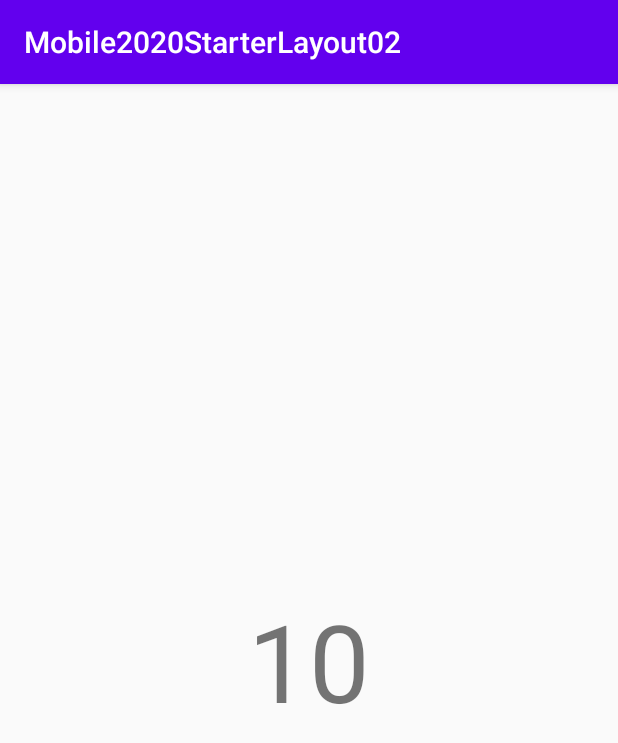
After one commit to siubie/Mobile2020StarterLayout02, an Android app: the PushUpActivity screen opened directly, with no data from a screen before it, on a phone screen of 412 x 824 dp. The commit adds this screen. Shown: the top 743 px of the screen. Run offline under Robolectric (Android 15) with nearby library versions, the phone set to English and light mode, and no system bars.

Commit message:
tambah activity pushup count

```diff
--- a/app/src/main/AndroidManifest.xml
+++ b/app/src/main/AndroidManifest.xml
@@ -9,6 +9,7 @@
         android:roundIcon="@mipmap/ic_launcher_round"
         android:supportsRtl="true"
         android:theme="@style/AppTheme">
+        <activity android:name=".PushUpActivity"></activity>
         <activity android:name=".MainActivity">
             <intent-filter>
                 <action android:name="android.intent.action.MAIN" />
--- /dev/null
+++ b/app/src/main/java/id/putraprima/mobile2020starterlayout02/PushUpActivity.java
@@ -0,0 +1,14 @@
+package id.putraprima.mobile2020starterlayout02;
+
+import androidx.appcompat.app.AppCompatActivity;
+
+import android.os.Bundle;
+
+public class PushUpActivity extends AppCompatActivity {
+
+    @Override
+    protected void onCreate(Bundle savedInstanceState) {
+        super.onCreate(savedInstanceState);
+        setContentView(R.layout.activity_push_up);
+    }
+}
--- /dev/null
+++ b/app/src/main/res/layout/activity_push_up.xml
@@ -0,0 +1,19 @@
+<?xml version="1.0" encoding="utf-8"?>
+<androidx.constraintlayout.widget.ConstraintLayout xmlns:android="http://schemas.android.com/apk/res/android"
+    xmlns:app="http://schemas.android.com/apk/res-auto"
+    xmlns:tools="http://schemas.android.com/tools"
+    android:layout_width="match_parent"
+    android:layout_height="match_parent"
+    tools:context=".PushUpActivity">
+
+    <TextView
+        android:id="@+id/txtPushupCount"
+        android:layout_width="wrap_content"
+        android:layout_height="wrap_content"
+        android:text="10"
+        android:textSize="72sp"
+        app:layout_constraintBottom_toBottomOf="parent"
+        app:layout_constraintEnd_toEndOf="parent"
+        app:layout_constraintStart_toStartOf="parent"
+        app:layout_constraintTop_toTopOf="parent" />
+</androidx.constraintlayout.widget.ConstraintLayout>
```
Also changed, not shown: app/src/main/res/layout/activity_main.xml (+25 -1 lines).
